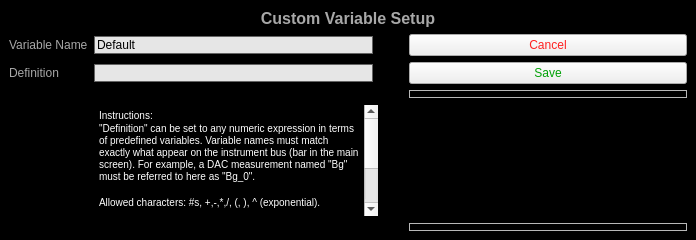
Before: the Qt Designer form DEMONS GUI/Transport Gate Sweep/TransportGateSweepSetting/CustomVarInstrumentSetting.ui in FeldmanLab/LabRAD-Device-Electrical_Measurement-ONline_Software, drawn with Qt 5.
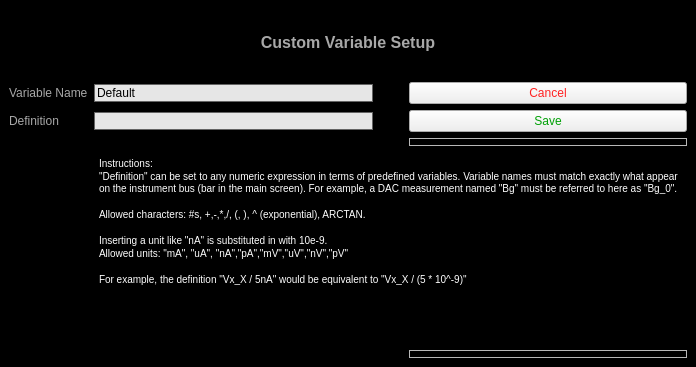
After: the same form once the commit is applied. Icons and pictures are not drawn.

Commit message: Added arctan to creating a custom variable

Diff of the .ui file:
```diff
--- a/DEMONS GUI/Transport Gate Sweep/TransportGateSweepSetting/CustomVarInstrumentSetting.ui
+++ b/DEMONS GUI/Transport Gate Sweep/TransportGateSweepSetting/CustomVarInstrumentSetting.ui
@@ -7,7 +7,7 @@
     <x>0</x>
     <y>0</y>
     <width>696</width>
-    <height>240</height>
+    <height>367</height>
    </rect>
   </property>
   <property name="windowTitle">
@@ -146,7 +146,7 @@
       </property>
      </widget>
     </item>
-    <item row="7" column="1" colspan="2">
+    <item row="7" column="1" colspan="7">
      <widget class="QTextEdit" name="textEdit">
       <property name="styleSheet">
        <string notr="true">background:black</string>
@@ -159,7 +159,7 @@
 &lt;p style=&quot; margin-top:0px; margin-bottom:0px; margin-left:0px; margin-right:0px; -qt-block-indent:0; text-indent:0px;&quot;&gt;&lt;span style=&quot; color:#ffffff;&quot;&gt;Instructions:&lt;/span&gt;&lt;/p&gt;
 &lt;p style=&quot; margin-top:0px; margin-bottom:0px; margin-left:0px; margin-right:0px; -qt-block-indent:0; text-indent:0px;&quot;&gt;&lt;span style=&quot; color:#ffffff;&quot;&gt;&amp;quot;Definition&amp;quot; can be set to any numeric expression in terms of predefined variables. Variable names must match exactly what appear on the instrument bus (bar in the main screen). For example, a DAC measurement named &amp;quot;Bg&amp;quot; must be referred to here as &amp;quot;Bg_0&amp;quot;.&lt;/span&gt;&lt;/p&gt;
 &lt;p style=&quot;-qt-paragraph-type:empty; margin-top:0px; margin-bottom:0px; margin-left:0px; margin-right:0px; -qt-block-indent:0; text-indent:0px; color:#ffffff;&quot;&gt;&lt;br /&gt;&lt;/p&gt;
-&lt;p style=&quot; margin-top:0px; margin-bottom:0px; margin-left:0px; margin-right:0px; -qt-block-indent:0; text-indent:0px;&quot;&gt;&lt;span style=&quot; color:#ffffff;&quot;&gt;Allowed characters: #s, +,-,*,/, (, ), ^ (exponential).&lt;/span&gt;&lt;/p&gt;
+&lt;p style=&quot; margin-top:0px; margin-bottom:0px; margin-left:0px; margin-right:0px; -qt-block-indent:0; text-indent:0px;&quot;&gt;&lt;span style=&quot; color:#ffffff;&quot;&gt;Allowed characters: #s, +,-,*,/, (, ), ^ (exponential), ARCTAN.&lt;/span&gt;&lt;/p&gt;
 &lt;p style=&quot;-qt-paragraph-type:empty; margin-top:0px; margin-bottom:0px; margin-left:0px; margin-right:0px; -qt-block-indent:0; text-indent:0px; color:#ffffff;&quot;&gt;&lt;br /&gt;&lt;/p&gt;
 &lt;p style=&quot; margin-top:0px; margin-bottom:0px; margin-left:0px; margin-right:0px; -qt-block-indent:0; text-indent:0px;&quot;&gt;&lt;span style=&quot; color:#ffffff;&quot;&gt;Inserting a unit like &amp;quot;nA&amp;quot; is substituted in with 10e-9.&lt;/span&gt;&lt;/p&gt;
 &lt;p style=&quot; margin-top:0px; margin-bottom:0px; margin-left:0px; margin-right:0px; -qt-block-indent:0; text-indent:0px;&quot;&gt;&lt;span style=&quot; color:#ffffff;&quot;&gt;Allowed units: &amp;quot;mA&amp;quot;, &amp;quot;uA&amp;quot;, &amp;quot;nA&amp;quot;,&amp;quot;pA&amp;quot;,&amp;quot;mV&amp;quot;,&amp;quot;uV&amp;quot;,&amp;quot;nV&amp;quot;,&amp;quot;pV&amp;quot;&lt;/span&gt;&lt;/p&gt;
```
The commit also changes 2 other files.
